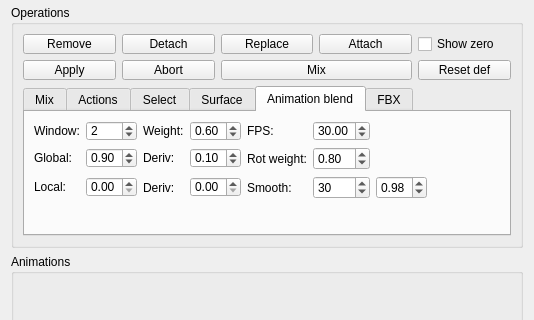
Before: the Qt Designer form widgets/skinmixer_manager.ui in stefanonuvoli/skinmixer, drawn with Qt 5; both pictures show x 0 to 534 and y 125 to 445 of the 534 by 867 pixel window.
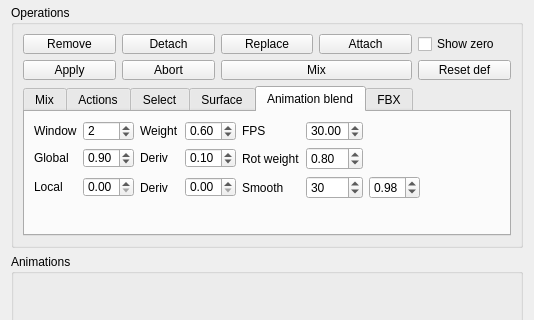
After: the same form once the commit is applied. The open tabs and pages were chosen to show the change.

Patch:
```diff
--- a/widgets/skinmixer_manager.ui
+++ b/widgets/skinmixer_manager.ui
@@ -1170,7 +1170,7 @@
              </size>
             </property>
             <property name="text">
-             <string>Global:</string>
+             <string>Global</string>
             </property>
            </widget>
           </item>
@@ -1260,7 +1260,7 @@
              </size>
             </property>
             <property name="text">
-             <string>FPS:</string>
+             <string>FPS</string>
             </property>
            </widget>
           </item>
@@ -1286,7 +1286,7 @@
              </size>
             </property>
             <property name="text">
-             <string>Weight:</string>
+             <string>Weight</string>
             </property>
            </widget>
           </item>
@@ -1299,7 +1299,7 @@
              </size>
             </property>
             <property name="text">
-             <string>Window:</string>
+             <string>Window</string>
             </property>
            </widget>
           </item>
@@ -1361,7 +1361,7 @@
           <item row="1" column="4">
            <widget class="QLabel" name="animationBlendingRotationWeightLabel">
             <property name="text">
-             <string>Rot weight:</string>
+             <string>Rot weight</string>
             </property>
            </widget>
           </item>
@@ -1374,21 +1374,21 @@
              </size>
             </property>
             <property name="text">
-             <string>Deriv:</string>
+             <string>Deriv</string>
             </property>
            </widget>
           </item>
           <item row="2" column="4">
            <widget class="QLabel" name="animationBlendingSmoothLabel">
             <property name="text">
-             <string>Smooth:</string>
+             <string>Smooth</string>
             </property>
            </widget>
           </item>
           <item row="2" column="2">
            <widget class="QLabel" name="animationBlendingLocalDerivativeLabel">
             <property name="text">
-             <string>Deriv:</string>
+             <string>Deriv</string>
             </property>
            </widget>
           </item>
@@ -1439,7 +1439,7 @@
              </size>
             </property>
             <property name="text">
-             <string>Local:</string>
+             <string>Local</string>
             </property>
            </widget>
           </item>
```
Left out of the diff: 30 changed lines with no effect on the pictures.
